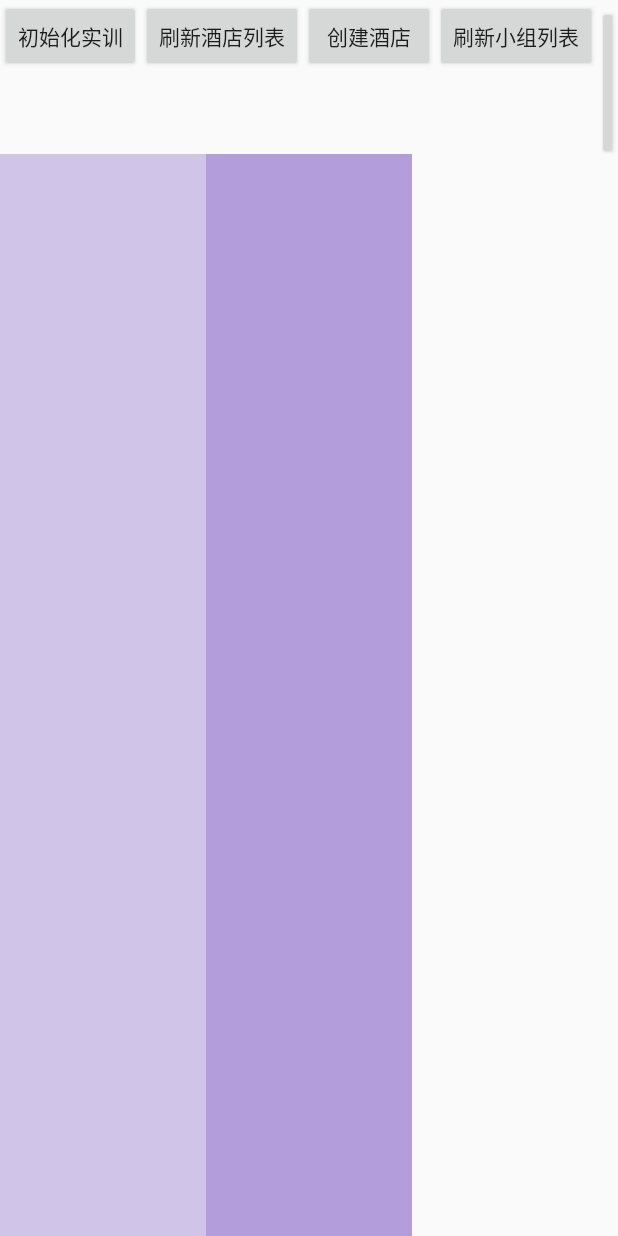
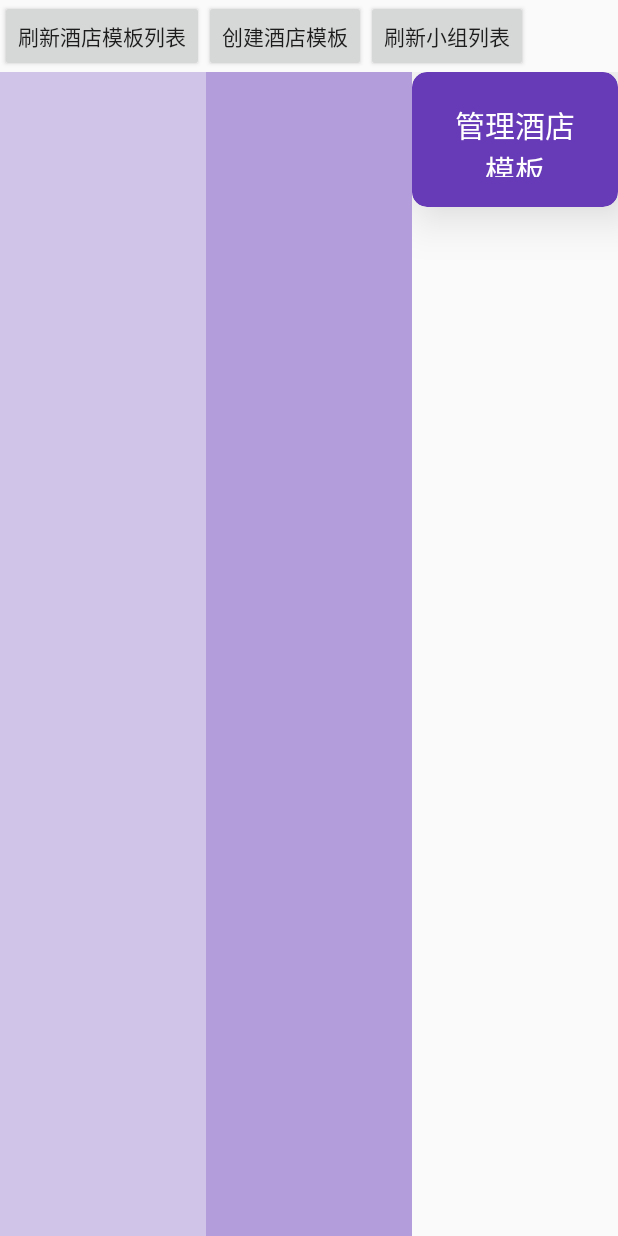
Before and after one commit to Danny1451/Simhotel, an Android app: the layout teacher_mainlayout.xml on its own in the app's theme, with its tools: preview values and no code run, on a phone screen of 412 x 824 dp. Run offline under Robolectric (Android 15) with nearby library versions, the phone set to English and light mode, and no system bars.

Commit message:
调整实例选择界面 部分重构

```diff
--- a/app/src/main/java/com/real/simhotel/config/Constants.java
+++ b/app/src/main/java/com/real/simhotel/config/Constants.java
@@ -30,4 +30,8 @@ public class Constants {
 
     public static int USER_TYPE_TEACHER = 0;
     public static int USER_TYPE_STUDENT = 1;
+
+
+    //系统的事件广播
+    public static int BORADRCAST_TYPE = 1;
 }
--- a/app/src/main/java/com/real/simhotel/presenter/LoginPresenter.java
+++ b/app/src/main/java/com/real/simhotel/presenter/LoginPresenter.java
@@ -7,6 +7,7 @@ import com.real.simhotel.presenter.base.BasePresenter;
 import com.real.simhotel.rx.DefaultSubscriber;
 import com.real.simhotel.utils.log.KLog;
 import com.real.simhotel.view.activity.LoginActivity;
+import com.real.simhotel.view.iview.ILoginView;
 
 import rx.Observable;
 import rx.Subscription;
@@ -21,7 +22,7 @@ public class LoginPresenter extends BasePresenter {
 
     private Subscription subscription;
 
-    private LoginActivity mView;
+    private ILoginView mView;
 
     public LoginPresenter(LoginActivity view){
         mView = view;
--- a/app/src/main/java/com/real/simhotel/view/activity/SplashActivity.java
+++ b/app/src/main/java/com/real/simhotel/view/activity/SplashActivity.java
@@ -7,6 +7,7 @@ import android.text.TextUtils;
 import com.real.simhotel.R;
 import com.real.simhotel.utils.PreferenceUtils;
 import com.real.simhotel.view.activity.student.StudentMainActivity;
+import com.real.simhotel.view.activity.teacher.TeacherControlActivity;
 import com.real.simhotel.view.activity.teacher.TeacherMainActivity;
 import com.real.simhotel.view.base.AppActivity;
 import com.real.simhotel.view.base.BaseActivity;
--- a/app/src/main/java/com/real/simhotel/view/adapter/DyNamicListModel.java
+++ b/app/src/main/java/com/real/simhotel/view/adapter/DyNamicListModel.java
@@ -61,6 +61,8 @@ public class DynamicListModel {
 
     public int number;
 
+    public Boolean isSelected = false;
+
     //是否选择
     public Boolean hasChoose = false;
 
--- a/app/src/main/java/com/real/simhotel/view/adapter/DynamicListModelFactory.java
+++ b/app/src/main/java/com/real/simhotel/view/adapter/DynamicListModelFactory.java
@@ -5,6 +5,9 @@ import com.real.simhotel.model.Training;
 
 import java.util.ArrayList;
 import java.util.List;
+
+import rx.Observable;
+import rx.functions.Action1;
 
 /**
  * Created by liudan on 2016/12/28.
@@ -59,6 +62,7 @@ public class DynamicListModelFactory {
         List<DynamicListModel> result = new ArrayList<>();
 
 
+
         for (Training temp : trainingsList){
 
             DynamicListModel model = new DynamicListModel(DynamicListModel.TYPE_TITLE_INFO);
--- a/app/src/main/java/com/real/simhotel/view/fragment/TrainingDetailFragment.java
+++ b/app/src/main/java/com/real/simhotel/view/fragment/TrainingDetailFragment.java
@@ -55,11 +55,16 @@ public class TrainingDetailFragment extends BaseFragment {
     protected void initView(View view, Bundle savedInstanceState) {
         ButterKnife.bind(this,view);
         confirmBtn.setOnClickListener(mConfirmListener);
+
+        if (model != null)
+            updateInfo(model);
     }
 
     public void updateInfo(Training info){
 
         model = info;
+        if (tvLine1 == null)
+            return;
         tvLine1.setText(info.getTrainingName());
         tvLine2.setText("创建时间:" + info.getInsertTime());
         tvLine3.setText("更新时间:" + info.getUpdateTime());
--- a/app/src/main/java/com/real/simhotel/view/fragment/student/BidInitFragment.java
+++ b/app/src/main/java/com/real/simhotel/view/fragment/student/BidInitFragment.java
@@ -6,6 +6,7 @@ import android.support.v7.widget.RecyclerView;
 import android.view.View;
 import android.widget.Button;
 
+import com.jakewharton.rxbinding.view.RxView;
 import com.real.simhotel.R;
 import com.real.simhotel.presenter.BidInitPresenter;
 import com.real.simhotel.view.adapter.DynamicListAdapter;
@@ -20,6 +21,7 @@ import javax.inject.Inject;
 import butterknife.Bind;
 import butterknife.ButterKnife;
 import butterknife.OnClick;
+import rx.functions.Action1;
 
 /**
  * Created by liudan on 2016/12/21.
--- a/app/src/main/java/com/real/simhotel/view/navigation/Navigator.java
+++ b/app/src/main/java/com/real/simhotel/view/navigation/Navigator.java
@@ -3,6 +3,7 @@ package com.real.simhotel.view.navigation;
 import android.content.Context;
 import android.content.Intent;
 
+import com.real.simhotel.config.Constants;
 import com.real.simhotel.view.activity.LoginActivity;
 import com.real.simhotel.view.activity.TrainingChooseActivity;
 import com.real.simhotel.view.activity.teacher.TeacherMainActivity;
@@ -27,11 +28,11 @@ public class Navigator {
     }
 
 
-    public void toTrainingDetailActivity(Context context, int userType){
+    public void toTrainingDetailActivity(Context context){
 
         Intent intent = new Intent(context, TrainingChooseActivity.class);
 
-        intent.putExtra("user_type",userType);
+        intent.putExtra("user_type", Constants.USER_TYPE_TEACHER);
         context.startActivity(intent);
     }
     /**
--- a/app/src/main/res/layout/fragment_training_detail_normal.xml
+++ b/app/src/main/res/layout/fragment_training_detail_normal.xml
@@ -55,7 +55,7 @@
         android:layout_height="wrap_content"
         android:text="进入实例"
         android:id="@+id/training_detail_btn_confirm"
-        android:layout_gravity="right"
+        android:layout_gravity="bottom|right"
         android:layout_marginRight="20dp" />
 
 </LinearLayout>
--- a/app/src/main/res/layout/row_title_info.xml
+++ b/app/src/main/res/layout/row_title_info.xml
@@ -4,8 +4,7 @@
     android:layout_width="match_parent"
     android:layout_height="60dp"
     android:clickable="true"
-    android:focusable="true"
-    android:background="@drawable/list_item_selected">
+    android:focusable="true">
 
     <TextView
         android:layout_width="wrap_content"
--- a/app/src/main/res/layout/teacher_mainlayout.xml
+++ b/app/src/main/res/layout/teacher_mainlayout.xml
@@ -12,19 +12,13 @@
         <Button
             android:layout_width="wrap_content"
             android:layout_height="wrap_content"
-            android:text="初始化实训"
-            android:id="@+id/initbtn" />
-
-        <Button
-            android:layout_width="wrap_content"
-            android:layout_height="wrap_content"
-            android:text="刷新酒店列表"
+            android:text="刷新酒店模板列表"
             android:id="@+id/hotellistbtn" />
 
         <Button
             android:layout_width="wrap_content"
             android:layout_height="wrap_content"
-            android:text="创建酒店"
+            android:text="创建酒店模板"
             android:id="@+id/hotelcreatebtn" />
 
         <Button
@@ -33,11 +27,6 @@
             android:text="刷新小组列表"
             android:id="@+id/grouplistbtn" />
 
-        <Button
-            android:layout_width="wrap_content"
-            android:layout_height="wrap_content"
-            android:text="创建小组"
-            android:id="@+id/groupcreatebtn" />
     </LinearLayout>
 
     <LinearLayout
@@ -61,13 +50,35 @@
             android:background="@color/colorPrimary200"
             android:id="@+id/group_fragment"></FrameLayout>
 
-        <FrameLayout
+        <RelativeLayout
             android:layout_width="match_parent"
             android:layout_height="match_parent"
             android:layout_weight="1">
 
+            <android.support.v7.widget.CardView
+                android:layout_width="match_parent"
+                android:layout_height="wrap_content"
+                android:foreground="?attr/selectableItemBackground"
+                app:cardBackgroundColor="@color/colorPrimary"
+                app:cardElevation="20dp"
+                app:cardCornerRadius="10dp"
+                android:id="@+id/cardTest">
 
-        </FrameLayout>
+                <TextView
+                    android:layout_width="match_parent"
+                    android:layout_height="70dp"
+                    android:text="管理酒店模板"
+                    android:gravity="center_horizontal|center_vertical"
+                    android:textColor="@android:color/white"
+                    android:textSize="20sp"
+                    android:padding="10dp"
+                    android:layout_margin="10dp"/>
+            </android.support.v7.widget.CardView>
+
+
+
+
+    </RelativeLayout>
 
 
 
```
Also changed, not shown: app/src/main/AndroidManifest.xml (+7 -0 lines), app/src/main/java/com/real/simhotel/presenter/StudentMainPresenter.java (+12 -0 lines), app/src/main/java/com/real/simhotel/presenter/TrainingChoosePresenter.java (+79 -25 lines), app/src/main/java/com/real/simhotel/utils/PreferenceUtils.java (+10 -0 lines), app/src/main/java/com/real/simhotel/view/activity/LoginActivity.java (+27 -4 lines), app/src/main/java/com/real/simhotel/view/activity/TrainingChooseActivity.java (+14 -4 lines), app/src/main/java/com/real/simhotel/view/activity/teacher/TeacherMainActivity.java (+62 -52 lines), app/src/main/java/com/real/simhotel/view/adapter/DyNamicListAdapter.java (+45 -13 lines).
